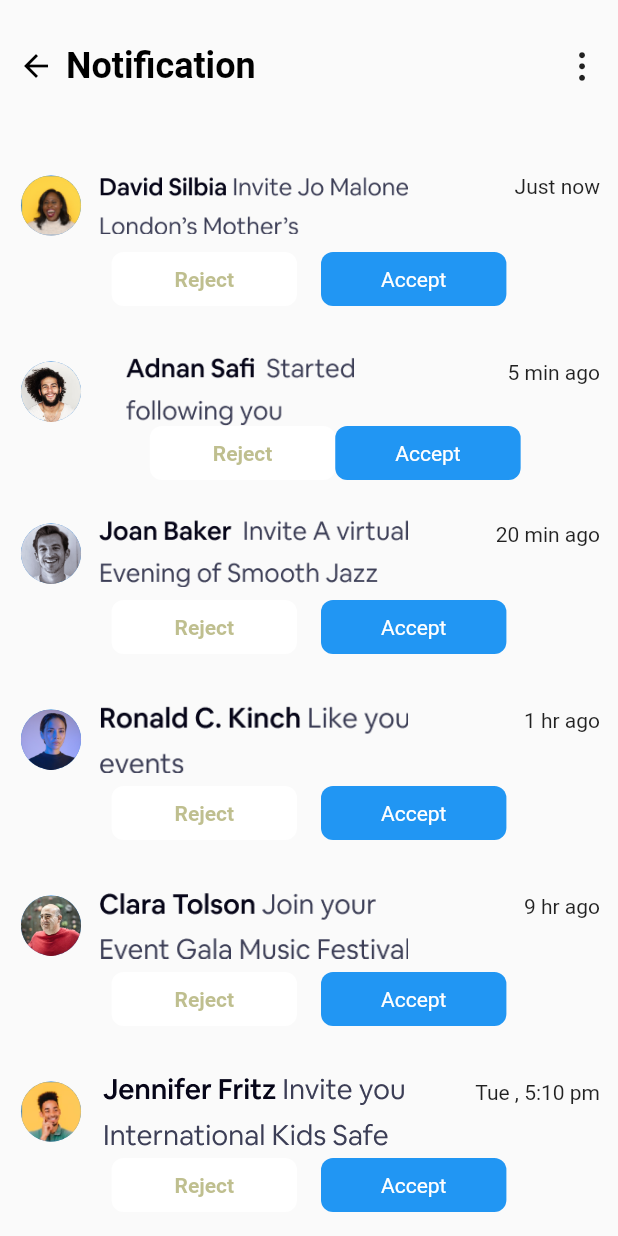
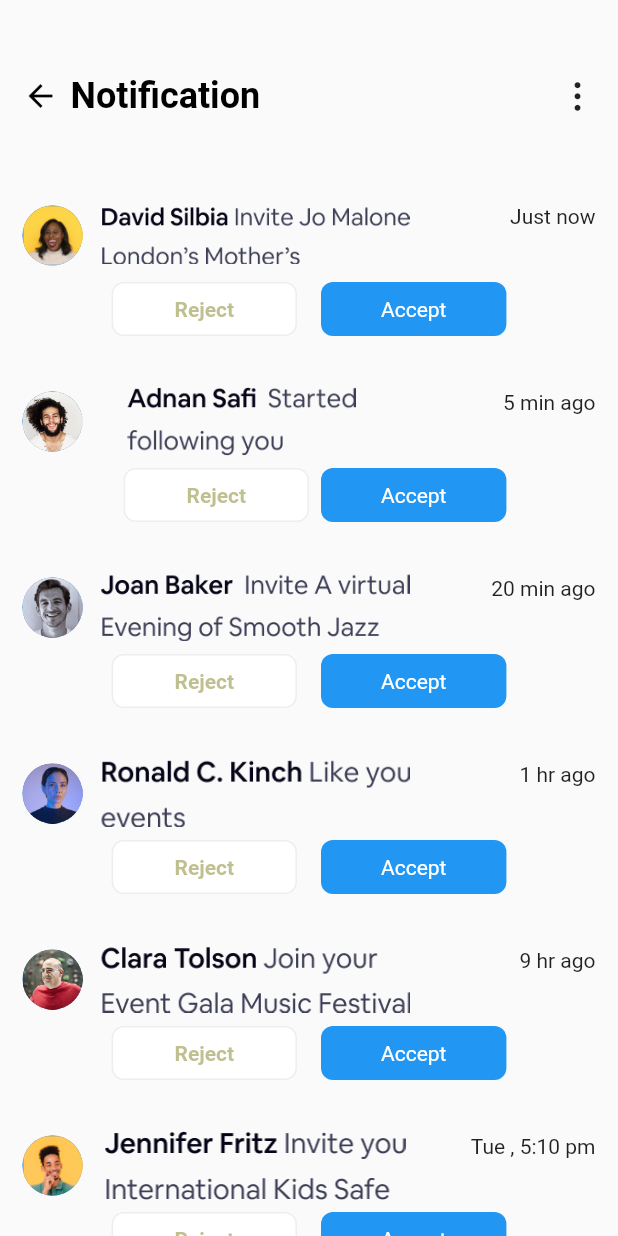
Before and after one commit to AnssGul/Event_booking_app, a Flutter app: the NotificationScreen screen opened directly, on a phone screen of 412 x 824 dp. Run offline on Flutter 3.47's test engine with Material 2 defaults, Android fonts, the phone set to English and light mode, and no system bars.

Commit message:
Update with new screen

```diff
--- a/lib/model/screens/notification/notification.dart
+++ b/lib/model/screens/notification/notification.dart
@@ -1,5 +1,7 @@
+import 'package:event_booking_app/model/screens/sign_in/sign_in.dart';
 import 'package:flutter/cupertino.dart';
 import 'package:flutter/material.dart';
+
 class NotificationScreen extends StatefulWidget {
   const NotificationScreen({Key? key}) : super(key: key);
 
@@ -16,17 +18,21 @@ class _NotificationScreenState extends State<NotificationScreen> {
         child: Column(
           children: [
             const SizedBox(
-              height: 30,
+              height: 50,
             ),
             Padding(
-              padding: const EdgeInsets.only(left: 12.0,right: 12),
+              padding: const EdgeInsets.only(left: 15.0,right: 15),
               child: Row(
                // mainAxisAlignment: MainAxisAlignment.spaceAround,
                 mainAxisAlignment: MainAxisAlignment.spaceBetween,
                 children: [
                   Row(
                     children: [
-                      const Icon(Icons.arrow_back,color: Colors.black,),
+                      InkWell(child: const Icon(Icons.arrow_back,color: Colors.black,),
+                      onTap: (){
+                        Navigator.pop(context);
+                      },
+                      ),
 
                       const Padding(
                         padding: EdgeInsets.only(left: 8.0),
@@ -47,7 +53,7 @@ class _NotificationScreenState extends State<NotificationScreen> {
               height: 30,
             ),
             Padding(
-              padding: const EdgeInsets.only(left: 14.0,right: 12),
+              padding: const EdgeInsets.only(left: 15.0,right: 15),
               child: Row(
                 mainAxisAlignment: MainAxisAlignment.spaceBetween,
                 children: [
@@ -84,6 +90,9 @@ class _NotificationScreenState extends State<NotificationScreen> {
                       color: Colors.white,
 
                       borderRadius: BorderRadius.circular(8),
+                      border: Border.all(
+                        color: const Color.fromRGBO(238, 238, 238, 1)
+                      )
                     ),
 
 child: const Center(
@@ -100,7 +109,8 @@ child: const Center(
 
                   ),
                 ),
-                Padding(
+                GestureDetector(
+                  child: Padding(
                     padding: const EdgeInsets.all(8.0),
                     child: Container(
                       height: 36,
@@ -125,12 +135,19 @@ child: const Center(
 
                     ),
                   ),
+                  onTap: (){
+                    Navigator.push(
+                      context,
+                      MaterialPageRoute(builder: (context) => const SignIn()),
+                    );
+                  },
+                ),
               ],
             ),
 
 
             Padding(
-              padding: const EdgeInsets.only(left: 14.0,right: 12),
+              padding: const EdgeInsets.only(left: 15.0,right: 15),
               child: Row(
                 mainAxisAlignment: MainAxisAlignment.spaceBetween,
                 children: [
@@ -159,7 +176,7 @@ child: const Center(
               mainAxisAlignment: MainAxisAlignment.center,
               children: [
                 Padding(
-                  padding: const EdgeInsets.only(left: 35.0),
+                  padding: const EdgeInsets.all(8),
                   child: Container(
                     height: 36,
                     width: MediaQuery.of(context).size.width*0.3,
@@ -167,6 +184,9 @@ child: const Center(
                       color: Colors.white,
 
                       borderRadius: BorderRadius.circular(8),
+                        border: Border.all(
+                            color: const Color.fromRGBO(238, 238, 238, 1)
+                        )
                     ),
 
                     child: const Center(
@@ -208,7 +228,7 @@ child: const Center(
               ],
             ),
             Padding(
-              padding: const EdgeInsets.only(left: 14.0,right: 12),
+              padding: const EdgeInsets.only(left: 15.0,right: 15),
               child: Row(
                 mainAxisAlignment: MainAxisAlignment.spaceBetween,
                 children: [
@@ -245,6 +265,9 @@ child: const Center(
                       color: Colors.white,
 
                       borderRadius: BorderRadius.circular(8),
+                        border: Border.all(
+                            color: const Color.fromRGBO(238, 238, 238, 1)
+                        )
                     ),
 
                     child: const Center(
@@ -289,7 +312,7 @@ child: const Center(
             ),
 
         Padding(
-          padding: const EdgeInsets.only(left: 14.0,right: 12),
+          padding: const EdgeInsets.only(left: 15.0,right: 15),
           child: Row(
             mainAxisAlignment: MainAxisAlignment.spaceBetween,
             children: [
@@ -326,6 +349,9 @@ child: const Center(
                   color: Colors.white,
 
                   borderRadius: BorderRadius.circular(8),
+                    border: Border.all(
+                        color: const Color.fromRGBO(238, 238, 238, 1)
+                    )
                 ),
 
                 child: const Center(
@@ -369,7 +395,7 @@ child: const Center(
           ],
         ),
             Padding(
-              padding: const EdgeInsets.only(left: 14.0,right: 12),
+              padding: const EdgeInsets.only(left: 15.0,right: 15),
               child: Row(
                 mainAxisAlignment: MainAxisAlignment.spaceBetween,
                 children: [
@@ -406,6 +432,9 @@ child: const Center(
                       color: Colors.white,
 
                       borderRadius: BorderRadius.circular(8),
+                        border: Border.all(
+                            color: const Color.fromRGBO(238, 238, 238, 1)
+                        )
                     ),
 
                     child: const Center(
@@ -449,7 +478,7 @@ child: const Center(
               ],
             ),
             Padding(
-              padding: const EdgeInsets.only(left: 14.0,right: 12),
+              padding: const EdgeInsets.only(left: 15.0,right: 15),
               child: Row(
                 mainAxisAlignment: MainAxisAlignment.spaceBetween,
                 children: [
@@ -486,6 +515,9 @@ child: const Center(
                       color: Colors.white,
 
                       borderRadius: BorderRadius.circular(8),
+                        border: Border.all(
+                            color: const Color.fromRGBO(238, 238, 238, 1)
+                        )
                     ),
 
                     child: const Center(
@@ -529,7 +561,7 @@ child: const Center(
               ],
             ),
             Padding(
-              padding: const EdgeInsets.only(left: 14.0,right: 12),
+              padding: const EdgeInsets.only(left: 15.0,right: 15),
               child: Row(
                 mainAxisAlignment: MainAxisAlignment.spaceBetween,
                 children: [
```
Also changed, not shown: lib/main.dart (+1 -7 lines), lib/model/screens/event_details/event_detail.dart (+33 -20 lines), lib/model/screens/filter/filter.dart (+75 -32 lines), lib/model/screens/home/home.dart (+39 -18 lines), lib/model/screens/my_profile/my_profile.dart (+36 -16 lines), lib/model/screens/search-white_bar/search-white_bar.dart (+40 -19 lines), lib/model/screens/sign_in/sign_in.dart (+29 -19 lines), pubspec.lock. Lines whose indentation alone changed are shown as unchanged.
